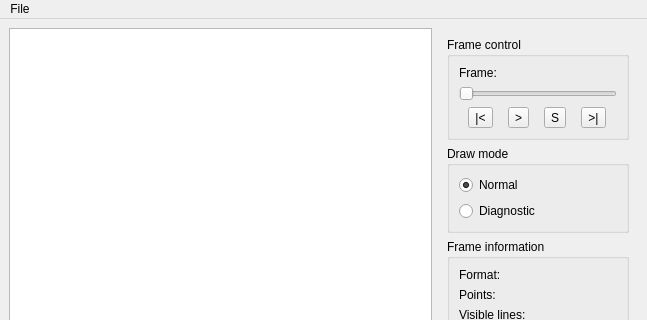
First picture: the form in trunk/src/MainWindow.ui, repository themarcassin/zilda, before the edit; both pictures show x 0 to 647 and y 0 to 320 of the 647 by 611 pixel window.
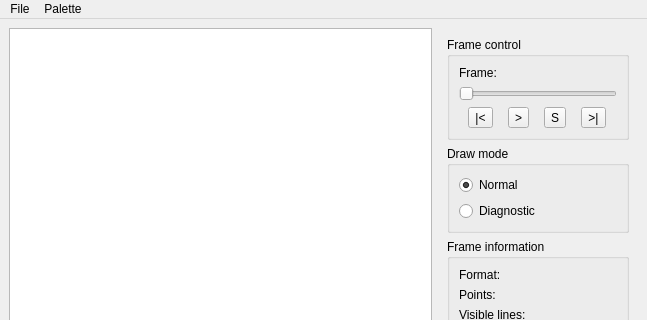
Second picture: the form after the edit. Icons and pictures are not drawn.

Commit message: Better palette support Reading of format 4 & 5 Improved drawing

Diff of the .ui file:
```diff
--- a/trunk/src/MainWindow.ui
+++ b/trunk/src/MainWindow.ui
@@ -323,7 +323,7 @@
      <x>0</x>
      <y>0</y>
      <width>647</width>
-     <height>22</height>
+     <height>21</height>
     </rect>
    </property>
    <widget class="QMenu" name="menuFile">
@@ -334,7 +334,15 @@
     <addaction name="separator"/>
     <addaction name="actionExit"/>
    </widget>
+   <widget class="QMenu" name="menuPalette">
+    <property name="title">
+     <string>Palette</string>
+    </property>
+    <addaction name="actionILDA_palette"/>
+    <addaction name="actionPangolin_palette"/>
+   </widget>
    <addaction name="menuFile"/>
+   <addaction name="menuPalette"/>
   </widget>
   <widget class="QStatusBar" name="statusbar"/>
   <action name="actionExit">
```
Left out of the diff: 19 changed lines with no effect on the pictures. The commit also changes 10 other files.
